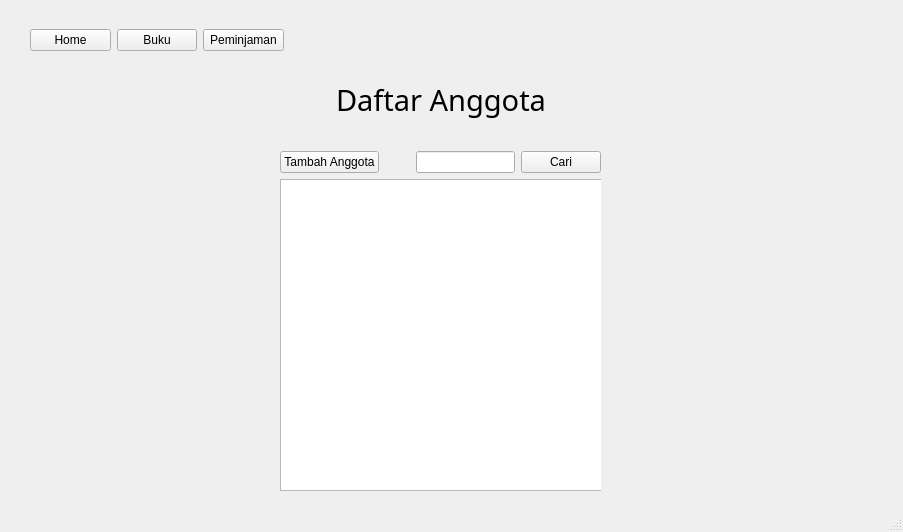
Before: the Qt Designer form anggota.ui in kyraa16/LibraryManagement, drawn with Qt 5.
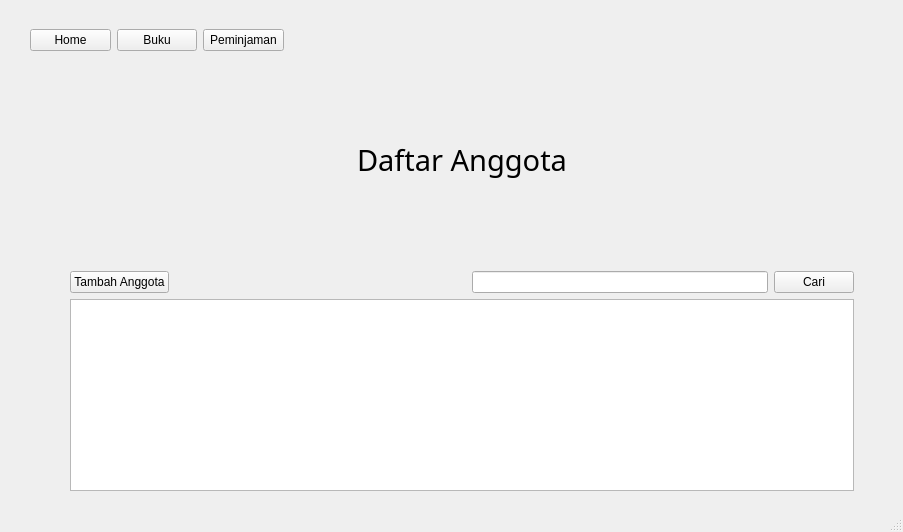
After: the same form once the commit is applied.

```diff
--- a/anggota.ui
+++ b/anggota.ui
@@ -50,13 +50,13 @@
    <widget class="QWidget" name="layoutWidget">
     <property name="geometry">
      <rect>
-      <x>280</x>
+      <x>70</x>
       <y>80</y>
-      <width>321</width>
+      <width>784</width>
       <height>411</height>
      </rect>
     </property>
-    <layout class="QVBoxLayout" name="verticalLayout" stretch="2,1,12">
+    <layout class="QVBoxLayout" name="verticalLayout" stretch="2,1,0">
      <item>
       <layout class="QHBoxLayout" name="horizontalLayout_2">
        <property name="bottomMargin">
```
Left out of the diff: 2 changed lines with no effect on the pictures.
